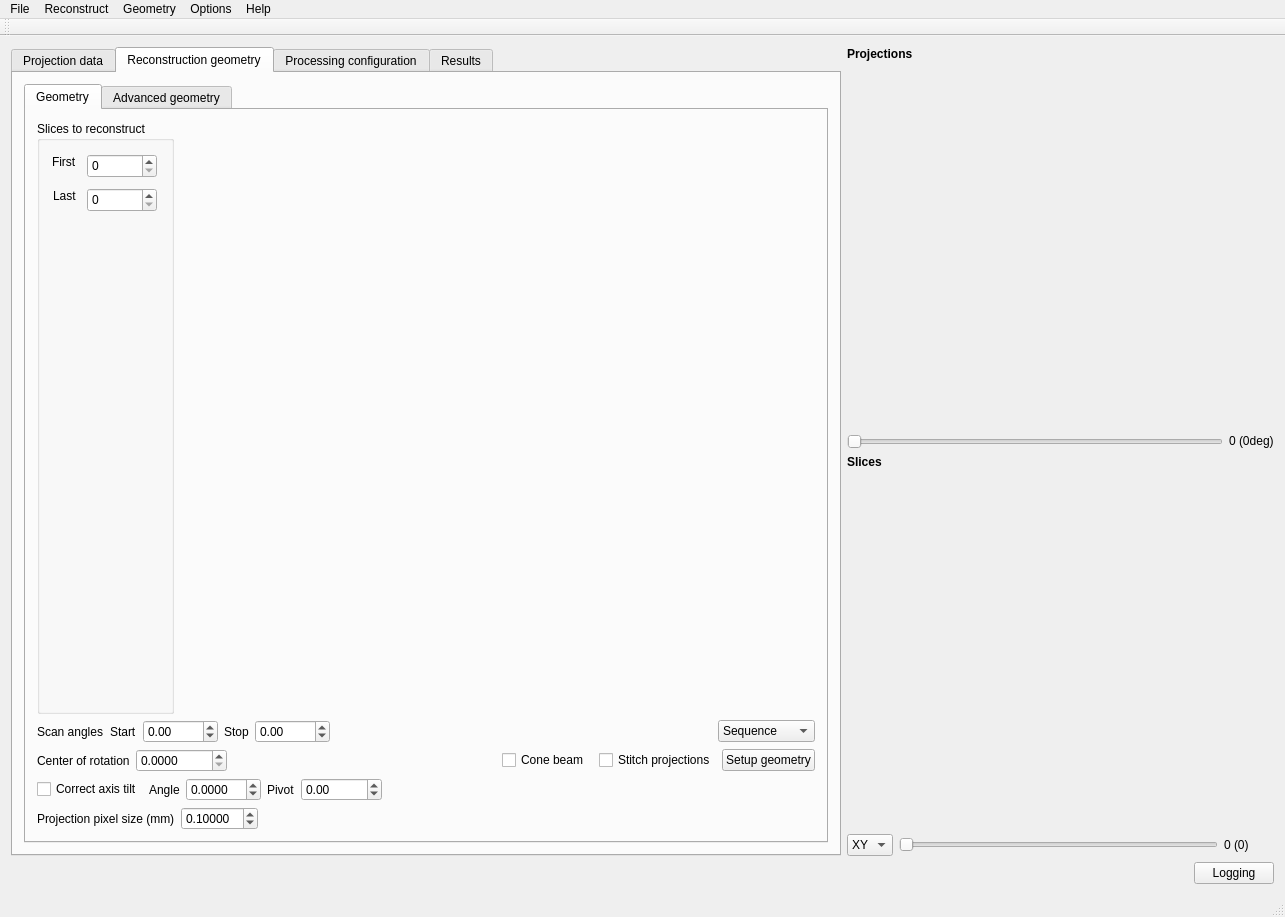
Qt form applications/muhrec3/src/muhrecmainwindow.ui (neutronimaging/imagingsuite) before a commit.
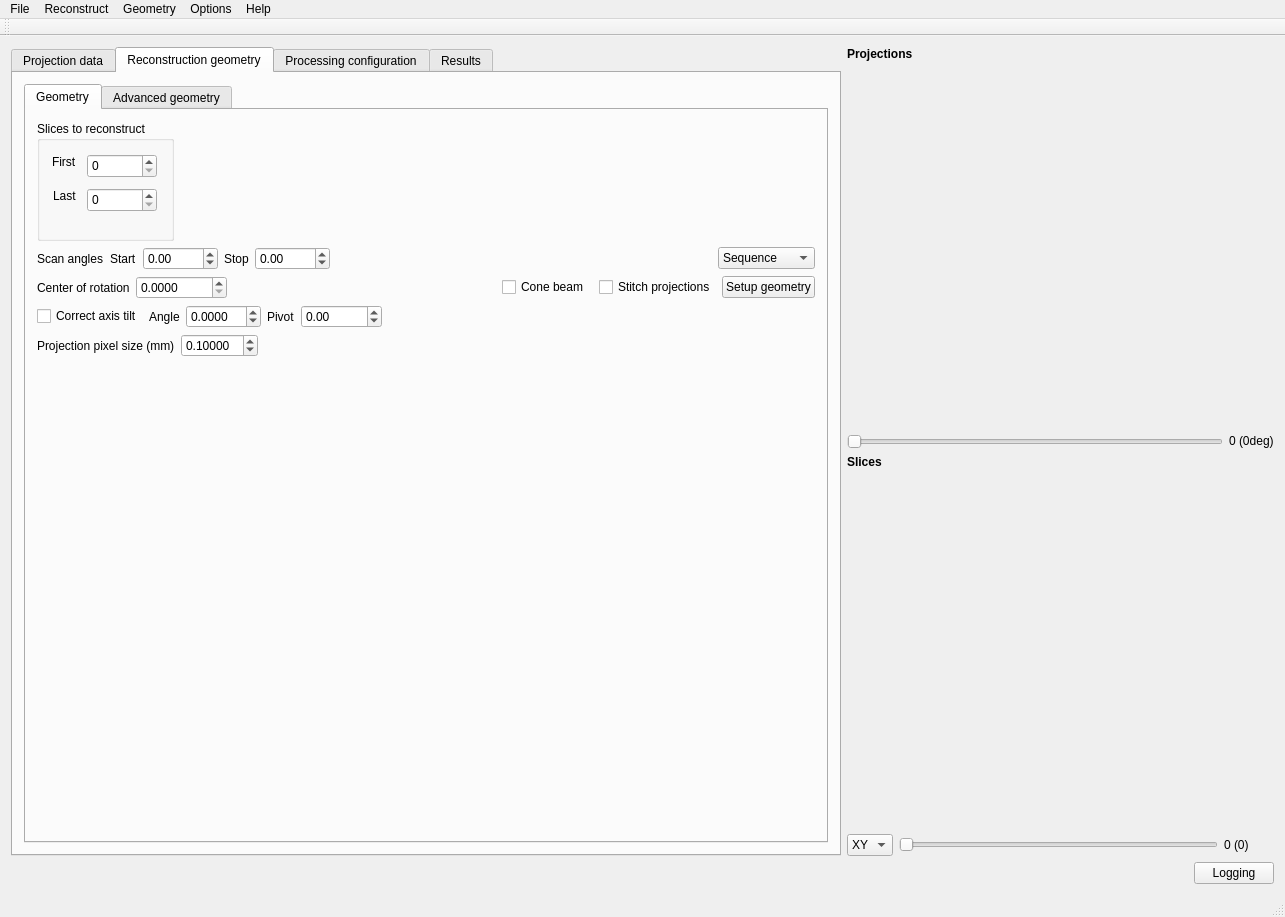
The same form after that commit. Custom widgets are drawn as their Qt base class.

Commit message: Changed sizes of widgets

Patch:
```diff
--- a/applications/muhrec3/src/muhrecmainwindow.ui
+++ b/applications/muhrec3/src/muhrecmainwindow.ui
@@ -788,8 +788,8 @@
                    <widget class="QtAddons::uxROIWidget" name="widgetProjectionROI" native="true">
                     <property name="minimumSize">
                      <size>
-                      <width>200</width>
-                      <height>200</height>
+                      <width>165</width>
+                      <height>120</height>
                      </size>
                     </property>
                    </widget>
@@ -1105,6 +1105,19 @@
                   </item>
                  </layout>
                 </item>
+                <item>
+                 <spacer name="verticalSpacer_7">
+                  <property name="orientation">
+                   <enum>Qt::Vertical</enum>
+                  </property>
+                  <property name="sizeHint" stdset="0">
+                   <size>
+                    <width>20</width>
+                    <height>40</height>
+                   </size>
+                  </property>
+                 </spacer>
+                </item>
                </layout>
               </widget>
               <widget class="QWidget" name="tab_advanced_geometry">
```
Left out of the diff: 4 changed lines with no effect on the pictures.
